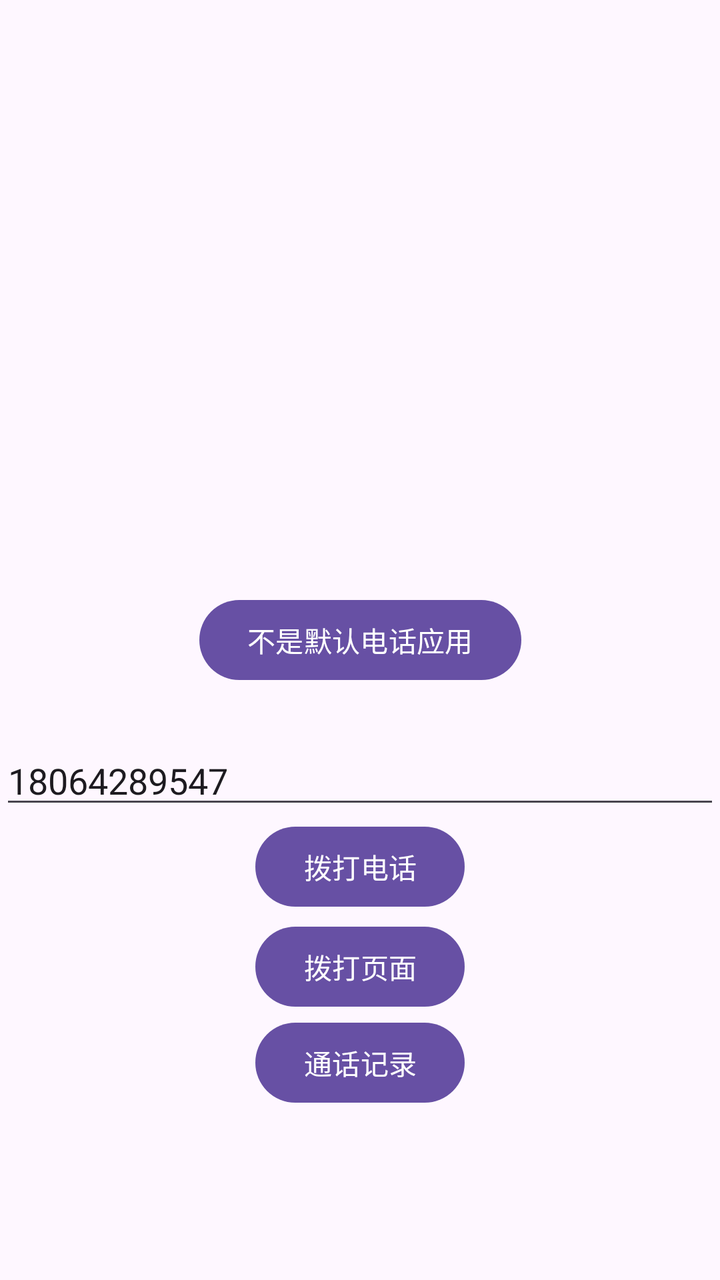
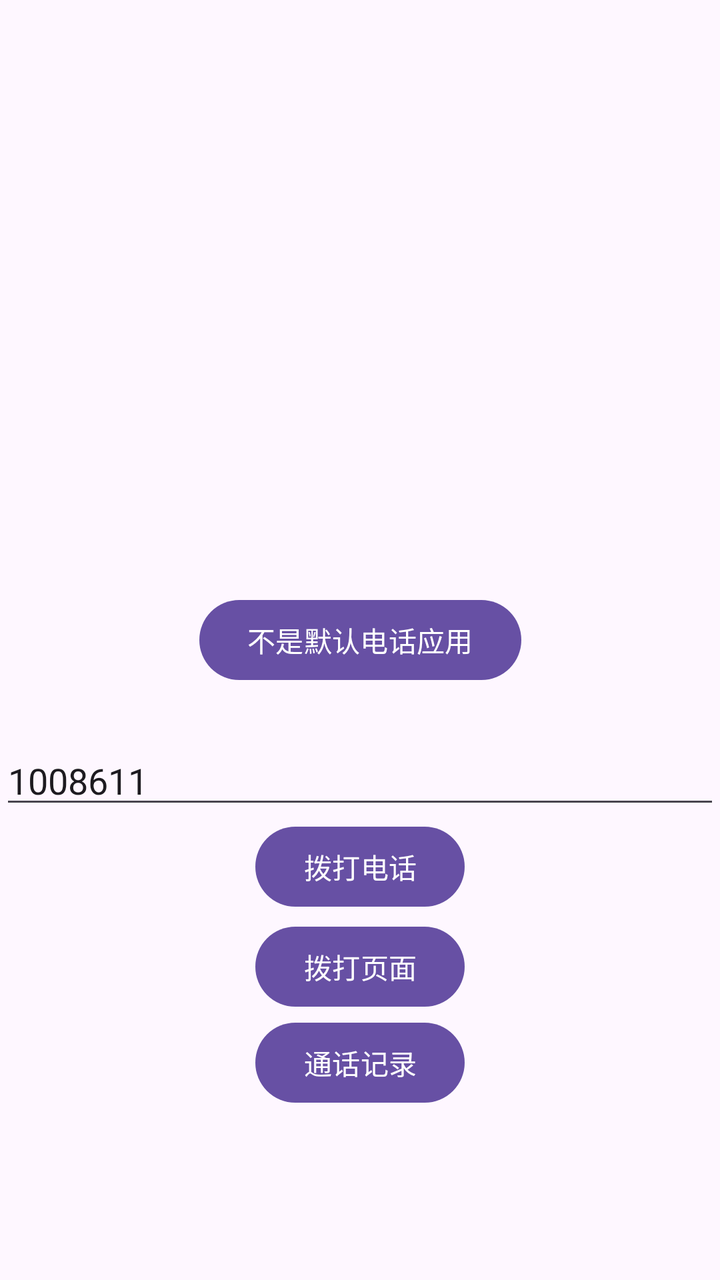

The first picture is an Android layout as it rendered before a commit; the second is the same layout after the commit. The layout source and the unified diff follow.
<!-- AndroidManifest.xml: application theme Theme.DefaultPhoneApp -->
<!-- res/layout/activity_main.xml -->
<?xml version="1.0" encoding="utf-8"?>
<androidx.constraintlayout.widget.ConstraintLayout xmlns:android="http://schemas.android.com/apk/res/android"
    xmlns:app="http://schemas.android.com/apk/res-auto"
    xmlns:tools="http://schemas.android.com/tools"
    android:id="@+id/main"
    android:layout_width="match_parent"
    android:layout_height="match_parent"
    tools:context=".MainActivity">

    <Button
        android:id="@+id/btn"
        android:layout_width="wrap_content"
        android:layout_height="wrap_content"
        android:text="不是默认电话应用"
        app:layout_constraintBottom_toBottomOf="parent"
        app:layout_constraintEnd_toEndOf="parent"
        app:layout_constraintStart_toStartOf="parent"
        app:layout_constraintTop_toTopOf="parent" />


    <EditText
        android:id="@+id/edit"
        android:layout_width="match_parent"
        android:layout_height="wrap_content"
        android:layout_marginTop="24dp"
        android:inputType="phone"
        android:text="18064289547"
        app:layout_constraintTop_toBottomOf="@+id/btn" />

    <Button
        android:id="@+id/btn_call"
        android:layout_width="wrap_content"
        android:layout_height="wrap_content"
        android:text="拨打电话"
        app:layout_constraintEnd_toEndOf="parent"
        app:layout_constraintStart_toStartOf="parent"
        app:layout_constraintTop_toBottomOf="@+id/edit" />

    <Button
        android:id="@+id/btn_call2"
        android:layout_width="wrap_content"
        android:layout_height="wrap_content"
        android:text="拨打页面"
        android:layout_marginTop="50dp"
        app:layout_constraintEnd_toEndOf="parent"
        app:layout_constraintStart_toStartOf="parent"
        app:layout_constraintTop_toBottomOf="@+id/edit" />

    <Button
        android:id="@+id/btn_call_log"
        android:layout_width="wrap_content"
        android:layout_height="wrap_content"
        android:text="通话记录"
        app:layout_constraintEnd_toEndOf="parent"
        app:layout_constraintStart_toStartOf="parent"
        app:layout_constraintTop_toBottomOf="@+id/btn_call2" />

</androidx.constraintlayout.widget.ConstraintLayout>
<!-- resources referenced by this layout -->
<resources>
  <style name="Theme.DefaultPhoneApp" parent="Base.Theme.DefaultPhoneApp" />
  <style name="Base.Theme.DefaultPhoneApp" parent="Theme.Material3.DayNight.NoActionBar">
          
          
      </style>
</resources>

<!-- the commit's change to res/layout/activity_main.xml (unified diff, before → after) -->
@@ -24,7 +24,7 @@
         android:layout_height="wrap_content"
         android:layout_marginTop="24dp"
         android:inputType="phone"
-        android:text="18064289547"
+        android:text="1008611"
         app:layout_constraintTop_toBottomOf="@+id/btn" />
 
     <Button
